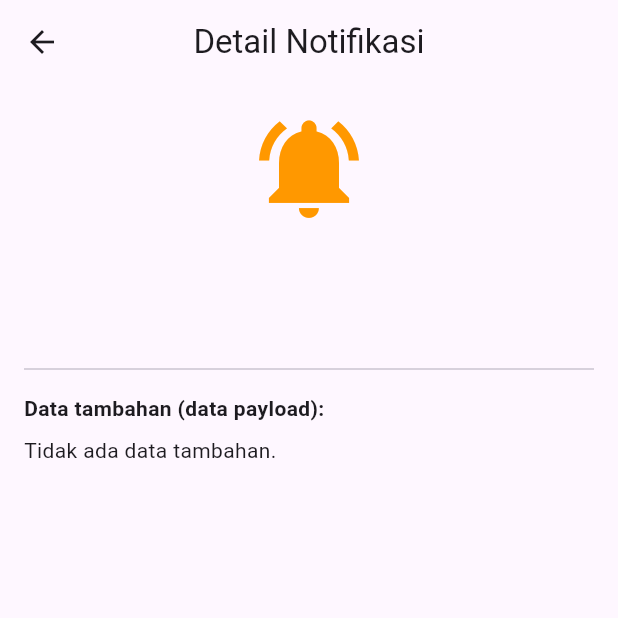
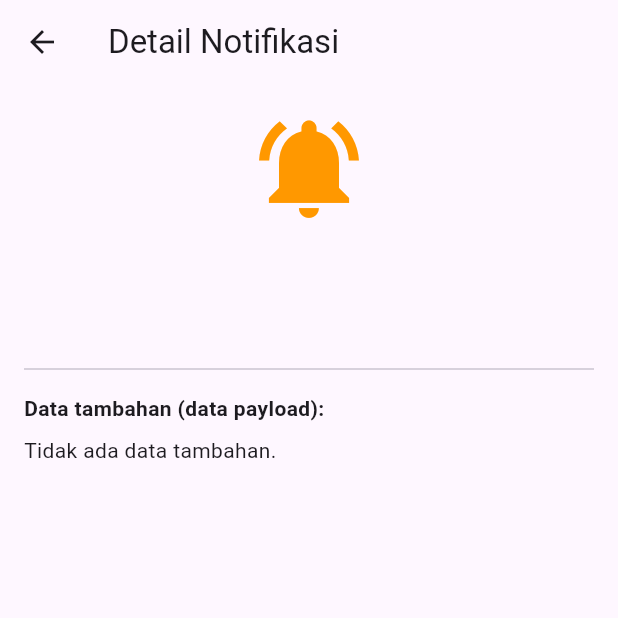
Before and after one commit to mfthluum/flutter-firebase-authentication, a Flutter app: the NotificationDetailScreen screen opened directly with empty values, on a phone screen of 412 x 824 dp, the top half of it. Run offline on Flutter 3.47's test engine with Material 3 defaults, Android fonts, the phone set to English and light mode, and no system bars; our stand-ins replace firebase_auth, firebase_core, firebase_messaging, flutter_local_notifications; accounts and stored records are empty.

Commit message:
feat: tambah NotificationService dan NotificationDetailScreen

```diff
--- a/lib/notification_detail_screen.dart
+++ b/lib/notification_detail_screen.dart
@@ -1,26 +1,20 @@
-
 import 'package:flutter/material.dart';
 
+/// Halaman yang dibuka ketika notifikasi di-klik.
 class NotificationDetailScreen extends StatelessWidget {
   final Map<String, dynamic> data;
 
-  const NotificationDetailScreen({
-    super.key,
-    required this.data,
-  });
+  const NotificationDetailScreen({super.key, required this.data});
 
   @override
   Widget build(BuildContext context) {
-    // Memisahkan title dan body dari data tambahan
+    // Pisahkan title & body dari data tambahan
     final extraData = Map<String, dynamic>.from(data)
       ..remove('title')
       ..remove('body');
 
     return Scaffold(
-      appBar: AppBar(
-        title: const Text('Detail Notifikasi'),
-        centerTitle: true,
-      ),
+      appBar: AppBar(title: const Text('Detail Notifikasi')),
       body: ListView(
         padding: const EdgeInsets.all(16),
         children: [
@@ -29,38 +23,25 @@ class NotificationDetailScreen extends StatelessWidget {
             size: 80,
             color: Colors.orange,
           ),
-
           const SizedBox(height: 16),
-
           Text(
             data['title']?.toString() ?? '-',
-            style: const TextStyle(
-              fontSize: 22,
-              fontWeight: FontWeight.bold,
-            ),
+            style: const TextStyle(fontSize: 22, fontWeight: FontWeight.bold),
             textAlign: TextAlign.center,
           ),
-
           const SizedBox(height: 8),
-
           Text(
             data['body']?.toString() ?? '-',
             style: const TextStyle(fontSize: 16),
             textAlign: TextAlign.center,
           ),
-
           const Divider(height: 32),
-
           const Text(
             'Data tambahan (data payload):',
             style: TextStyle(fontWeight: FontWeight.bold),
           ),
-
           const SizedBox(height: 8),
-
-          if (extraData.isEmpty)
-            const Text('Tidak ada data tambahan.'),
-
+          if (extraData.isEmpty) const Text('Tidak ada data tambahan.'),
           ...extraData.entries.map(
             (e) => Card(
               child: ListTile(
```
Also changed, not shown: lib/notification_service.dart (+34 -79 lines).
